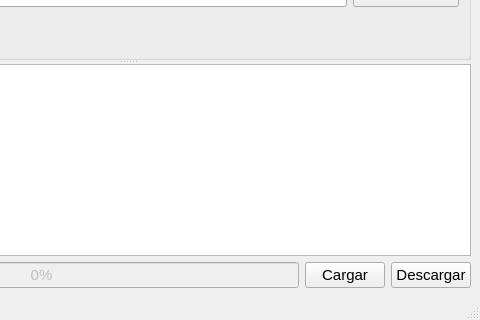
Above: GiseBackup/mainwindow.ui from suka97/QtProjects before the change; both pictures show x 225 to 705 and y 171 to 491 of the 705 by 491 pixel window. Below: the same form after it.
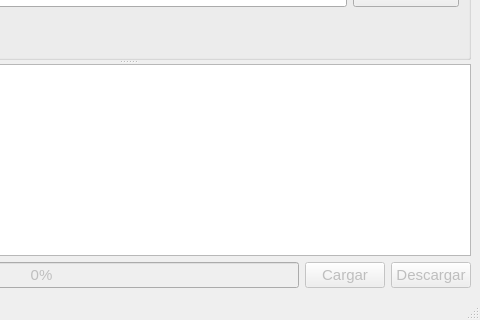
That is the form after the change.

What changed in the file:
```diff
--- a/GiseBackup/mainwindow.ui
+++ b/GiseBackup/mainwindow.ui
@@ -132,7 +132,7 @@
       <item>
        <widget class="QPushButton" name="cargar_btn">
         <property name="enabled">
-         <bool>true</bool>
+         <bool>false</bool>
         </property>
         <property name="text">
          <string>Cargar</string>
@@ -142,7 +142,7 @@
       <item>
        <widget class="QPushButton" name="descargar_btn">
         <property name="enabled">
-         <bool>true</bool>
+         <bool>false</bool>
         </property>
         <property name="text">
          <string>Descargar</string>
```
